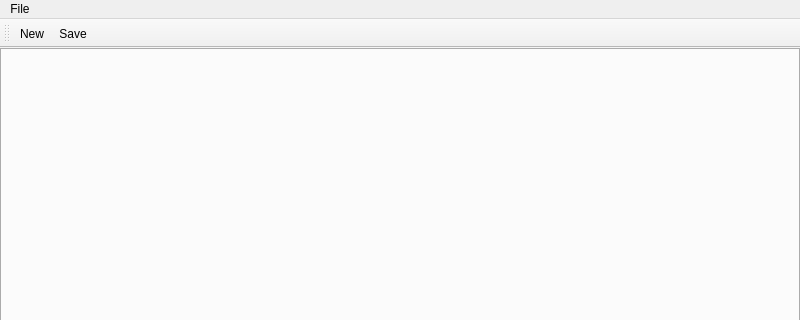
The window that notepad.ui (victorbnl/notepad-sharp) describes before a commit, drawn with Qt 5; both pictures show x 0 to 800 and y 0 to 320 of the 800 by 600 pixel window.
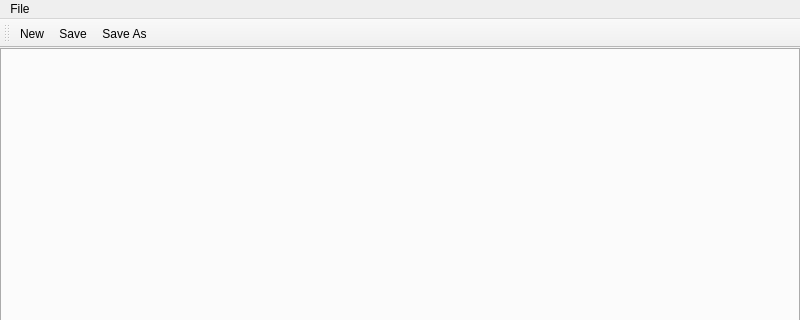
The same window after the commit.

```diff
--- a/notepad.ui
+++ b/notepad.ui
@@ -63,6 +63,7 @@
    </attribute>
    <addaction name="actionNew"/>
    <addaction name="actionSave"/>
+   <addaction name="actionSaveAs"/>
   </widget>
   <action name="actionNew">
    <property name="text">
@@ -80,6 +81,14 @@
     <string>Ctrl+S</string>
    </property>
   </action>
+  <action name="actionSaveAs">
+   <property name="text">
+    <string>Save As</string>
+   </property>
+   <property name="shortcut">
+    <string>Ctrl+Shift+S</string>
+   </property>
+  </action>
  </widget>
  <resources/>
  <connections>
```
Left out of the diff: 1 changed line with no effect on the pictures.
